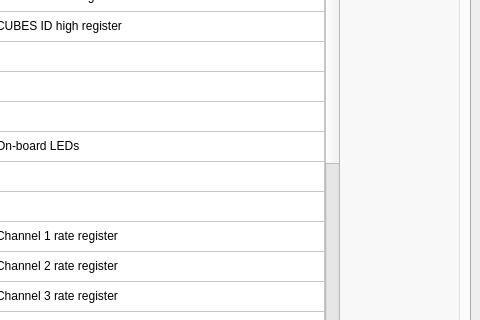
Old version of the form CubesControl/ui/cubescontrol.ui in the repository tstana/cubes-sw; both pictures show x 380 to 860 and y 207 to 527 of the 860 by 640 pixel window.
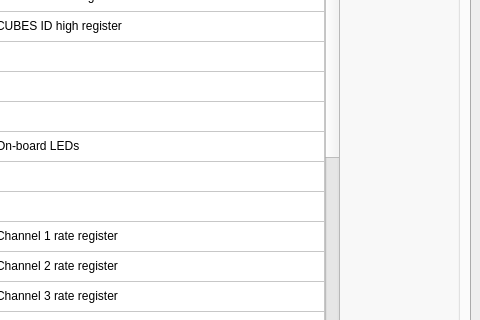
New version of the form. The open tabs and pages were chosen to show the change. Icons and pictures are not drawn. Custom widgets are drawn as their Qt base class.

Commit message: UI: Rounding up number of regs to 0x310

```diff
--- a/CubesControl/ui/cubescontrol.ui
+++ b/CubesControl/ui/cubescontrol.ui
@@ -1109,6 +1109,11 @@
                <string>0x308</string>
               </property>
              </row>
+             <row>
+              <property name="text">
+               <string>0x30c</string>
+              </property>
+             </row>
              <column>
               <property name="text">
                <string>Name</string>
```
